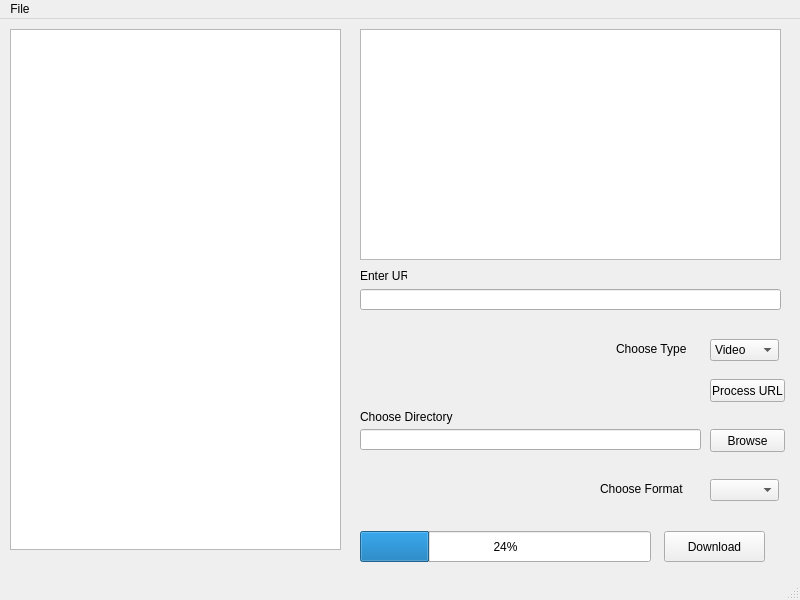
Above: pydownload.ui from RebelliousPebble/youtubeconverter before the change. Below: the same form after it.
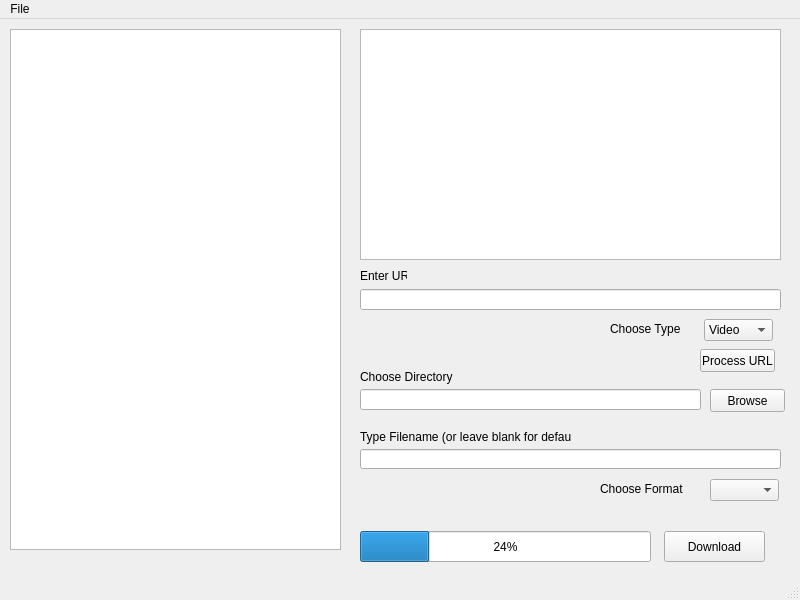
That is the form after the change.

What changed in the file:
```diff
--- a/pydownload.ui
+++ b/pydownload.ui
@@ -40,8 +40,8 @@
    <widget class="QPushButton" name="processURL">
     <property name="geometry">
      <rect>
-      <x>710</x>
-      <y>360</y>
+      <x>700</x>
+      <y>330</y>
       <width>75</width>
       <height>23</height>
      </rect>
@@ -76,8 +76,8 @@
    <widget class="QComboBox" name="fileType">
     <property name="geometry">
      <rect>
-      <x>710</x>
-      <y>320</y>
+      <x>704</x>
+      <y>300</y>
       <width>69</width>
       <height>22</height>
      </rect>
@@ -96,8 +96,8 @@
    <widget class="QLabel" name="type">
     <property name="geometry">
      <rect>
-      <x>616</x>
-      <y>320</y>
+      <x>610</x>
+      <y>300</y>
       <width>81</width>
       <height>20</height>
      </rect>
@@ -133,7 +133,7 @@
     <property name="geometry">
      <rect>
       <x>360</x>
-      <y>410</y>
+      <y>370</y>
       <width>341</width>
       <height>21</height>
      </rect>
@@ -143,7 +143,7 @@
     <property name="geometry">
      <rect>
       <x>360</x>
-      <y>390</y>
+      <y>350</y>
       <width>101</width>
       <height>16</height>
      </rect>
@@ -156,7 +156,7 @@
     <property name="geometry">
      <rect>
       <x>710</x>
-      <y>410</y>
+      <y>370</y>
       <width>75</width>
       <height>23</height>
      </rect>
@@ -188,6 +188,29 @@
      </rect>
     </property>
    </widget>
+   <widget class="QLineEdit" name="filename">
+    <property name="geometry">
+     <rect>
+      <x>360</x>
+      <y>430</y>
+      <width>421</width>
+      <height>20</height>
+     </rect>
+    </property>
+   </widget>
+   <widget class="QLabel" name="label">
+    <property name="geometry">
+     <rect>
+      <x>360</x>
+      <y>410</y>
+      <width>211</width>
+      <height>16</height>
+     </rect>
+    </property>
+    <property name="text">
+     <string>Type Filename (or leave blank for default)</string>
+    </property>
+   </widget>
   </widget>
   <widget class="QMenuBar" name="menubar">
    <property name="geometry">
```
Left out of the diff: 4 changed lines with no effect on the pictures.
